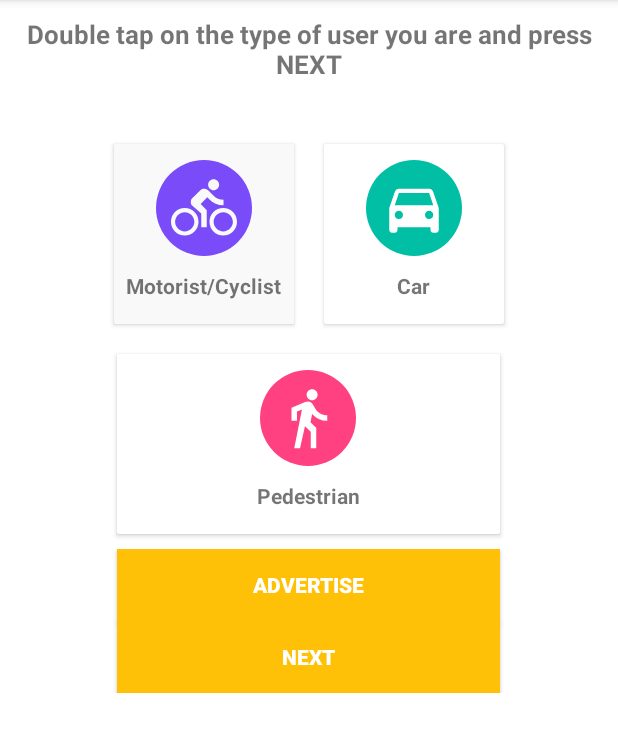
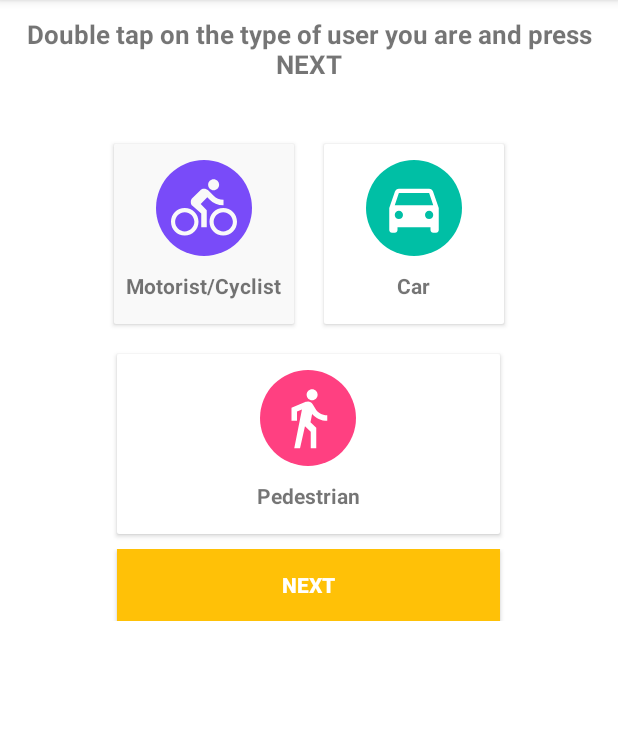
Before and after one commit to lorenatp94/VulnerAppBLE, an Android app: the MainActivity screen opened directly, with no data from a screen before it, on a phone screen of 412 x 824 dp, the part 84-836 px from its top. Run offline under Robolectric (Android 15) with nearby library versions, the phone set to English and light mode, and no system bars; 1 statement that could not run was skipped.

```diff
--- a/app/src/main/AndroidManifest.xml
+++ b/app/src/main/AndroidManifest.xml
@@ -62,7 +62,7 @@
         <activity
             android:name=".MapsActivity"
             android:label="@string/title_activity_maps" />
-        <activity android:name=".ServerActivity"></activity>
+
     </application>
 
 </manifest>
--- a/app/src/main/java/vru/uniovi/es/vulnerappble/MainActivity.java
+++ b/app/src/main/java/vru/uniovi/es/vulnerappble/MainActivity.java
@@ -18,7 +18,7 @@ public class MainActivity extends AppCompatActivity implements View.OnClickListe
     private static final String TAG = "MainActivity";
 
     private CardView motoCard, carCard, pedesCard;
-    private Button nextButton, connectButton, scanButton;
+    private Button nextButton;
     private BluetoothAdapter mBluetoothAdapter;
     public String UsrType;
 
@@ -35,23 +35,17 @@ public class MainActivity extends AppCompatActivity implements View.OnClickListe
         carCard=(CardView) findViewById(R.id.car_card);
         pedesCard=(CardView) findViewById(R.id.pedes_card);
         nextButton = (Button) findViewById(R.id.next_button);
-        connectButton= (Button) findViewById(R.id.connect_button);
-
 
         //Se añade función al boton y a las card
         motoCard.setOnClickListener(this);
         carCard.setOnClickListener(this);
         pedesCard.setOnClickListener(this);
         nextButton.setOnClickListener(this);
-        connectButton.setOnClickListener(this);
 
-
-
+        //Habilitación evento de enfoche en modo táctil
         carCard.setFocusableInTouchMode(true);
         pedesCard.setFocusableInTouchMode(true);
         motoCard.setFocusableInTouchMode(true);
-
-
 
      }
 
@@ -79,9 +73,6 @@ public class MainActivity extends AppCompatActivity implements View.OnClickListe
 
     @Override
     public void onClick(View w){
-        //objeto Bunlde que incluye el par "Clave/Valor"
-        //la clave será "user" y el texto dependerá de la opción escogida
-
 
         switch (w.getId()) {
             case R.id.moto_card:
@@ -94,11 +85,6 @@ public class MainActivity extends AppCompatActivity implements View.OnClickListe
 
             case R.id.pedes_card:
                 UsrType= "3";
-                break;
-
-            case R.id.connect_button:
-                Intent intent_connect = new Intent(MainActivity.this, ServerActivity.class);
-                startActivity(intent_connect);
                 break;
 
             case R.id.next_button:
@@ -115,21 +101,16 @@ public class MainActivity extends AppCompatActivity implements View.OnClickListe
                     b.putString("usr", UsrType.toString());
                     UsrType="0"; //Para cuando se vueva al menú
 
-                    // La clase Intent establece un link entre esta Activity y la nueva
+                    // La clase Intent establece un link entre  MainActivity y la siguiente Activity
                     // que queremos lanzar, para ello al instanciar el Intent
                     // introducimos como parámetros esta propia Activity, y la clase que
                     // representa a la nueva Activity.
                     Intent intent = new Intent(MainActivity.this, ClientActivity.class);
-
                     intent.putExtras(b);
                     startActivity(intent);
-
                 }
-
-
-
         }
 
     }//onClick
 
-}
+}//MainActivity
--- a/app/src/main/res/layout-land/activity_main.xml
+++ /dev/null
@@ -1,187 +0,0 @@
-<LinearLayout xmlns:android="http://schemas.android.com/apk/res/android"
-    xmlns:tools="http://schemas.android.com/tools"
-    android:layout_width="match_parent"
-    android:layout_height="match_parent"
-    android:orientation="vertical"
-    android:background="@color/white"
-    tools:context="vru.uniovi.es.vulnerappble.MainActivity">
-    <LinearLayout
-        android:layout_width="match_parent"
-        android:layout_height="wrap_content">
-        <TextView
-            android:layout_width="match_parent"
-            android:layout_height="40dp"
-            android:gravity="center"
-            android:textStyle="bold"
-            android:textSize="17sp"
-            android:text="Choose what type of road user you are and press START"/>
-    </LinearLayout> <!--Texto choose-->
-    <LinearLayout
-        android:layout_width="500dp"
-        android:layout_height="wrap_content"
-        android:orientation="horizontal"
-        android:gravity="center_horizontal"
-        android:layout_gravity="center_horizontal">
-
-        <LinearLayout
-            android:layout_width="120dp"
-            android:layout_height="wrap_content"
-            android:layout_marginTop="0dp"
-            android:clipToPadding="false"
-            android:gravity="center"
-            android:orientation="vertical">
-
-            <android.support.v7.widget.CardView
-                android:id="@+id/moto_card"
-                android:layout_width="120dp"
-                android:layout_height="120dp"
-                android:layout_margin="0dp"
-                android:clickable="true"
-                android:foreground="?android:attr/selectableItemBackground">
-
-                <LinearLayout
-                    android:layout_width="match_parent"
-                    android:layout_height="120dp"
-                    android:background="@color/white"
-                    android:gravity="center"
-                    android:orientation="vertical">
-
-                    <ImageView
-                        android:layout_width="64dp"
-                        android:layout_height="64dp"
-                        android:layout_marginTop="0dp"
-                        android:padding="10dp"
-                        android:background="@drawable/cerclebackgroundpurple"
-                        android:src="@drawable/ic_directions_bike_black_24dp" />
-
-                    <TextView
-                        android:layout_width="wrap_content"
-                        android:layout_height="wrap_content"
-                        android:layout_marginTop="10dp"
-                        android:text="@string/moto"
-                        android:textStyle="bold" />
-
-                    <View
-                        android:layout_width="match_parent"
-                        android:layout_height="0dp"
-                        android:background="@color/white" />
-
-                </LinearLayout>
-            </android.support.v7.widget.CardView>
-
-            <android.support.v7.widget.CardView
-                android:id="@+id/car_card"
-                android:layout_width="120dp"
-                android:layout_height="120dp"
-                android:clickable="true"
-                android:foreground="?android:attr/selectableItemBackground">
-
-                <LinearLayout
-                    android:layout_width="match_parent"
-                    android:layout_height="120dp"
-                    android:background="@color/white"
-                    android:gravity="center"
-                    android:orientation="vertical">
-
-                    <ImageView
-                        android:id="@+id/imageView"
-                        android:layout_width="64dp"
-                        android:layout_height="64dp"
-                        android:background="@drawable/cerclebackgroundgreen"
-                        android:padding="10dp"
-                        android:src="@drawable/ic_directions_car_black_24dp" />
-
-                    <TextView
-                        android:layout_width="wrap_content"
-                        android:layout_height="wrap_content"
-                        android:layout_marginTop="10dp"
-                        android:text="@string/car"
-                        android:textStyle="bold" />
-
-                    <View
-                        android:layout_width="match_parent"
-                        android:layout_height="0dp"
-                        android:layout_margin="0dp"
-                        android:background="@color/white" />
-
-                </LinearLayout>
-            </android.support.v7.widget.CardView>
-
-
-        </LinearLayout><!--Motorist&car-->
-        <LinearLayout
-            android:layout_width="120dp"
-            android:layout_height="240dp"
-            android:gravity="center"
-            android:orientation="vertical"
-            android:clipToPadding="false">
-            <android.support.v7.widget.CardView
-                android:id="@+id/pedes_card"
-                android:foreground="?android:attr/selectableItemBackground"
-                android:clickable="true"
-                android:layout_width="120dp"
-                android:layout_height="240dp"
-                android:layout_margin="10dp">
-
-                <LinearLayout
-                    android:layout_width="120dp"
-                    android:layout_height="match_parent"
-                    android:background="@color/white"
-                    android:gravity="center"
-                    android:orientation="vertical">
-
-                    <ImageView
-                        android:layout_width="64dp"
-                        android:layout_height="64dp"
-                        android:layout_marginTop="15dp"
-                        android:background="@drawable/circlebackgroundpink"
-                        android:padding="10dp"
-                        android:src="@drawable/ic_directions_walk_black_24dp" />
-
-                    <TextView
-                        android:layout_width="wrap_content"
-                        android:layout_height="wrap_content"
-                        android:layout_marginTop="10dp"
-                        android:text="@string/walk"
-                        android:textStyle="bold" />
-
-                    <View
-                        android:layout_width="match_parent"
-                        android:layout_height="1dp"
-                        android:layout_margin="10dp"
-                        android:background="@color/white" />
-
-                </LinearLayout> <!--Pedestrian-->
-
-            </android.support.v7.widget.CardView>
-
-        </LinearLayout>
-        <LinearLayout
-            android:layout_width="match_parent"
-            android:layout_height="wrap_content"
-            android:gravity="center_vertical"
-            android:layout_gravity="center_vertical"
-            android:orientation="vertical"
-            android:clipToPadding="false">
-
-            <Button
-                android:id="@+id/next_button"
-                android:layout_width="150dp"
-                android:layout_height="40dp"
-                android:layout_gravity="center"
-                android:background="@color/colorPrimary"
-                android:text="@string/action_next"
-                android:textColor="@color/white"
-                android:textStyle="bold">
-            </Button>
-
-        </LinearLayout>
-
-
-
-    </LinearLayout> <!--Iconos-->
-
-
-
-
-</LinearLayout>
--- a/app/src/main/res/layout/activity_main.xml
+++ b/app/src/main/res/layout/activity_main.xml
@@ -150,17 +150,6 @@
         android:orientation="vertical">
 
         <Button
-            android:id="@+id/connect_button"
-            android:layout_width="255dp"
-            android:layout_height="wrap_content"
-            android:layout_gravity="center"
-            android:layout_marginTop="0dp"
-            android:background="@color/colorPrimary"
-            android:text="@string/action_advertise"
-            android:textColor="@color/white"
-            android:textStyle="bold"/>
-
-        <Button
             android:id="@+id/next_button"
             android:layout_width="255dp"
             android:layout_height="wrap_content"
@@ -172,8 +161,6 @@
             android:textStyle="bold"/>
 
 
-
-
     </LinearLayout>
 
 
```
Also changed, not shown: app/src/main/java/vru/uniovi/es/vulnerappble/ClientActivity.java (+4 -5 lines), app/src/main/java/vru/uniovi/es/vulnerappble/ServerActivity.java (deleted, +0 -206 lines).
